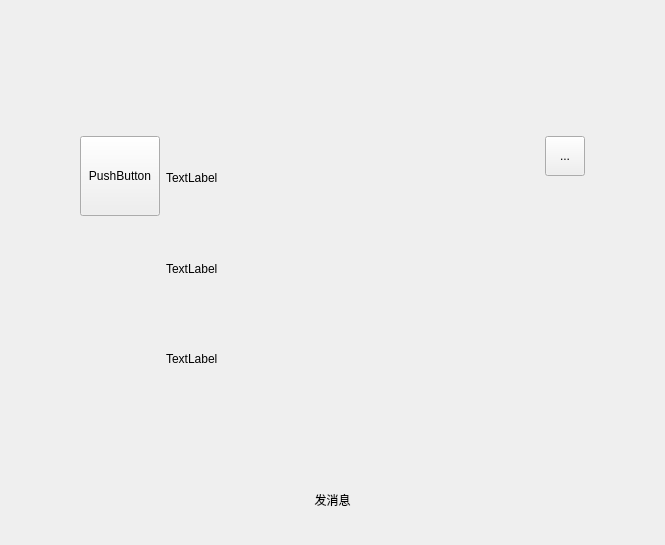
The window that message-client/4.Friend/ui/FriendInformationWidget.ui (yxiao-yang/message-client) describes before a commit, drawn with Qt 5; both pictures show x 100 to 765 and y 0 to 545 of the 865 by 645 pixel window.
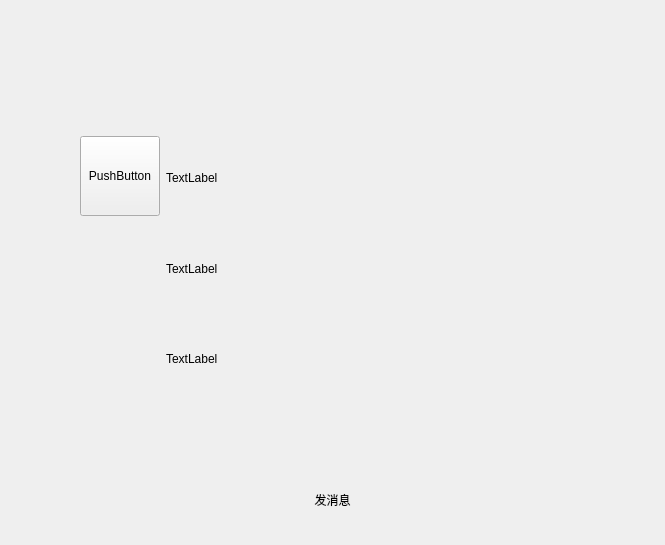
The same window after the commit.

What changed in the file:
```diff
--- a/message-client/4.Friend/ui/FriendInformationWidget.ui
+++ b/message-client/4.Friend/ui/FriendInformationWidget.ui
@@ -49,11 +49,11 @@
    <item row="1" column="1">
     <layout class="QVBoxLayout" name="verticalLayout_4">
      <item>
-      <layout class="QHBoxLayout" name="horizontalLayout" stretch="1,2,1">
+      <layout class="QHBoxLayout" name="horizontalLayout" stretch="1,2">
        <item>
         <layout class="QVBoxLayout" name="verticalLayout" stretch="2,2">
          <item>
-          <widget class="QPushButton" name="pushButton">
+          <widget class="QToolButton" name="toolButton">
            <property name="sizePolicy">
             <sizepolicy hsizetype="Maximum" vsizetype="Maximum">
              <horstretch>0</horstretch>
@@ -75,6 +75,12 @@
            <property name="text">
             <string>PushButton</string>
            </property>
+           <property name="iconSize">
+            <size>
+             <width>40</width>
+             <height>40</height>
+            </size>
+           </property>
           </widget>
          </item>
          <item>
@@ -130,42 +136,6 @@
          </item>
         </layout>
        </item>
-       <item>
-        <layout class="QVBoxLayout" name="verticalLayout_3" stretch="1,1">
-         <item>
-          <widget class="QToolButton" name="toolButton">
-           <property name="sizePolicy">
-            <sizepolicy hsizetype="Maximum" vsizetype="Maximum">
-             <horstretch>0</horstretch>
-             <verstretch>0</verstretch>
-            </sizepolicy>
-           </property>
-           <property name="maximumSize">
-            <size>
-             <width>40</width>
-             <height>40</height>
-            </size>
-           </property>
-           <property name="text">
-            <string>...</string>
-           </property>
-          </widget>
-         </item>
-         <item>
-          <spacer name="verticalSpacer_2">
-           <property name="orientation">
-            <enum>Qt::Vertical</enum>
-           </property>
-           <property name="sizeHint" stdset="0">
-            <size>
-             <width>20</width>
-             <height>40</height>
-            </size>
-           </property>
-          </spacer>
-         </item>
-        </layout>
-       </item>
       </layout>
      </item>
      <item>
```
Left out of the diff: 2 changed lines with no effect on the pictures.
